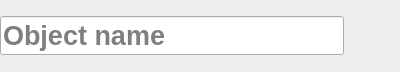
This is papyri/ui/object_title_bar.ui in cceh/byzanz-capture as Qt 5 draws it before an edit. The edited form follows.
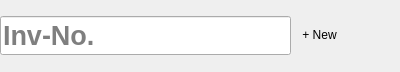
This is the edited form. Icons and pictures are not drawn.

Commit message: papyri: title-bar UX — dialog-based object creation, "+ New", live tweaks

What changed in the file:
```diff
--- a/papyri/ui/object_title_bar.ui
+++ b/papyri/ui/object_title_bar.ui
@@ -44,7 +44,35 @@
         </font>
        </property>
        <property name="placeholderText">
-        <string>Object name</string>
+        <string>Inv-No.</string>
+       </property>
+      </widget>
+     </item>
+     <item>
+      <widget class="QToolButton" name="newButton">
+       <property name="minimumSize">
+        <size>
+         <width>0</width>
+         <height>24</height>
+        </size>
+       </property>
+       <property name="cursor">
+        <cursorShape>PointingHandCursor</cursorShape>
+       </property>
+       <property name="visible">
+        <bool>true</bool>
+       </property>
+       <property name="toolTip">
+        <string>New object</string>
+       </property>
+       <property name="text">
+        <string>+ New</string>
+       </property>
+       <property name="toolButtonStyle">
+        <enum>Qt::ToolButtonTextOnly</enum>
+       </property>
+       <property name="autoRaise">
+        <bool>true</bool>
        </property>
       </widget>
      </item>
```
The commit also changes 2 other files.
